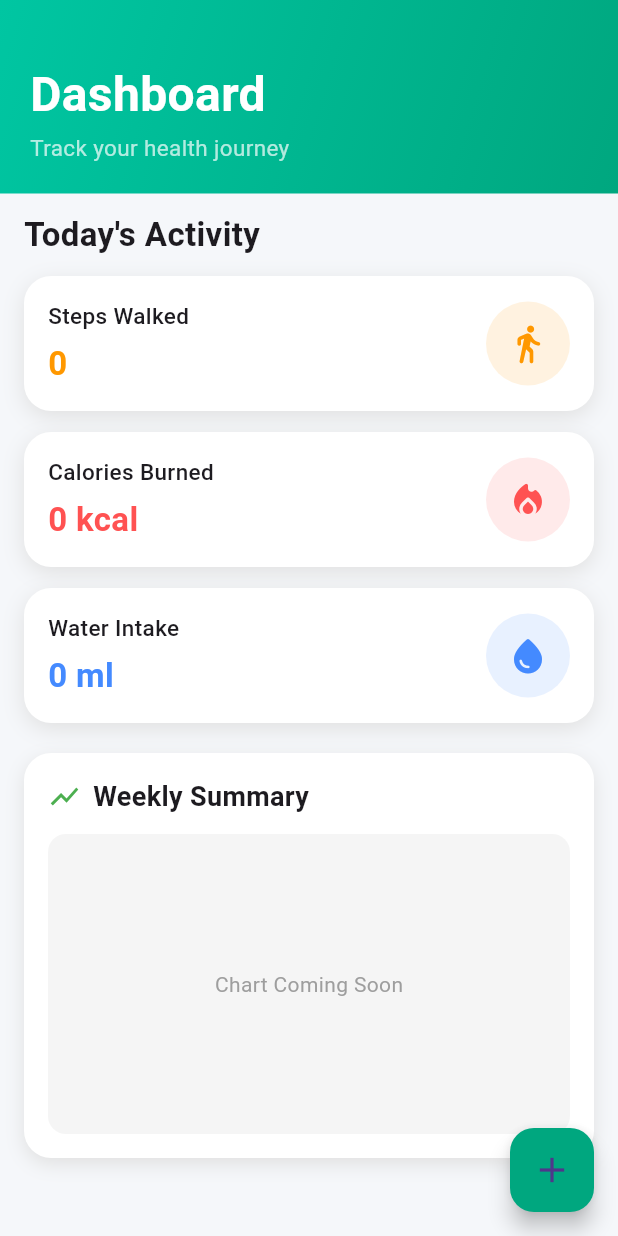
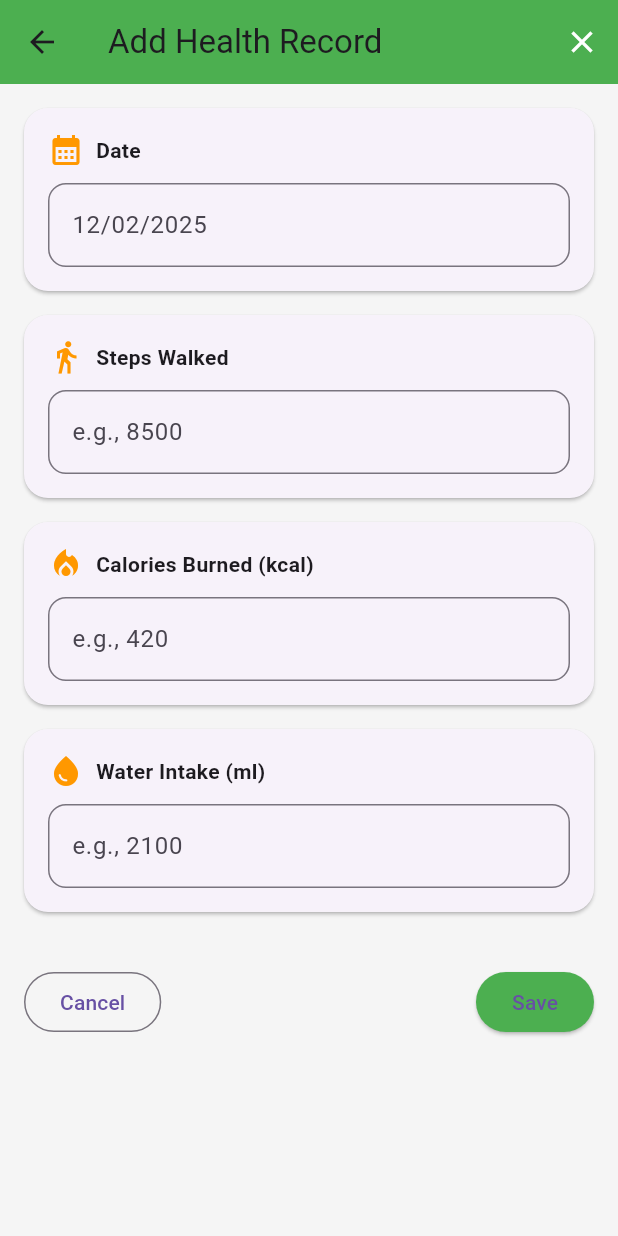
Before and after one commit to Ishini-Edirisinghe/MAD-CW-1-A, a Flutter app: the DashboardHome screen opened directly, after a tap on the "add" icon, on a phone screen of 412 x 824 dp. Run offline on Flutter 3.47's test engine with Material 3 defaults, Android fonts, the phone set to English and light mode, and no system bars.

Commit message:
add health record screen ui developments

```diff
--- /dev/null
+++ b/lib/features/add_health_record_screen.dart
@@ -0,0 +1,129 @@
+import 'package:flutter/material.dart';
+
+class AddHealthRecordScreen extends StatefulWidget {
+  const AddHealthRecordScreen({super.key});
+
+  @override
+  State<AddHealthRecordScreen> createState() => _AddHealthRecordScreenState();
+}
+
+class _AddHealthRecordScreenState extends State<AddHealthRecordScreen> {
+  final TextEditingController dateCtrl = TextEditingController();
+  final TextEditingController stepsCtrl = TextEditingController();
+  final TextEditingController caloriesCtrl = TextEditingController();
+  final TextEditingController waterCtrl = TextEditingController();
+
+  @override
+  Widget build(BuildContext context) {
+    return Scaffold(
+      backgroundColor: Colors.grey.shade100,
+      appBar: AppBar(
+        backgroundColor: Colors.green,
+        title: const Text("Add Health Record"),
+        actions: [
+          IconButton(
+            icon: const Icon(Icons.close, color: Colors.white),
+            onPressed: () => Navigator.pop(context),
+          ),
+        ],
+      ),
+
+      body: Padding(
+        padding: const EdgeInsets.all(16),
+        child: SingleChildScrollView(
+          child: Column(
+            children: [
+              _buildInputCard(
+                icon: Icons.calendar_month,
+                label: "Date",
+                controller: dateCtrl,
+                hint: "12/02/2025",
+              ),
+              _buildInputCard(
+                icon: Icons.directions_walk,
+                label: "Steps Walked",
+                controller: stepsCtrl,
+                hint: "e.g., 8500",
+              ),
+              _buildInputCard(
+                icon: Icons.local_fire_department,
+                label: "Calories Burned (kcal)",
+                controller: caloriesCtrl,
+                hint: "e.g., 420",
+              ),
+              _buildInputCard(
+                icon: Icons.water_drop,
+                label: "Water Intake (ml)",
+                controller: waterCtrl,
+                hint: "e.g., 2100",
+              ),
+
+              const SizedBox(height: 20),
+
+              Row(
+                mainAxisAlignment: MainAxisAlignment.spaceBetween,
+                children: [
+                  OutlinedButton(
+                    onPressed: () => Navigator.pop(context),
+                    child: const Text("Cancel"),
+                  ),
+                  ElevatedButton(
+                    style: ElevatedButton.styleFrom(
+                      backgroundColor: Colors.green,
+                      padding: const EdgeInsets.symmetric(horizontal: 24),
+                    ),
+                    onPressed: () {
+                      // save logic here
+                    },
+                    child: const Text("Save"),
+                  ),
+                ],
+              ),
+            ],
+          ),
+        ),
+      ),
+    );
+  }
+
+  Widget _buildInputCard({
+    required IconData icon,
+    required String label,
+    required TextEditingController controller,
+    required String hint,
+  }) {
+    return Card(
+      elevation: 1,
+      margin: const EdgeInsets.only(bottom: 16),
+      shape: RoundedRectangleBorder(borderRadius: BorderRadius.circular(16)),
+      child: Padding(
+        padding: const EdgeInsets.all(16),
+        child: Column(
+          crossAxisAlignment: CrossAxisAlignment.start,
+          children: [
+            Row(
+              children: [
+                Icon(icon, color: Colors.orange),
+                const SizedBox(width: 8),
+                Text(
+                  label,
+                  style: const TextStyle(fontWeight: FontWeight.w600),
+                ),
+              ],
+            ),
+            const SizedBox(height: 10),
+            TextField(
+              controller: controller,
+              decoration: InputDecoration(
+                hintText: hint,
+                border: OutlineInputBorder(
+                  borderRadius: BorderRadius.circular(12),
+                ),
+              ),
+            ),
+          ],
+        ),
+      ),
+    );
+  }
+}
--- a/lib/features/dashboard_screen.dart
+++ b/lib/features/dashboard_screen.dart
@@ -1,6 +1,7 @@
 import 'package:flutter/material.dart';
 import 'records_screen.dart';
 import 'profile_screen.dart';
+import 'add_health_record_screen.dart';
 
 class DashboardScreen extends StatefulWidget {
   const DashboardScreen({super.key});
@@ -185,7 +186,12 @@ class DashboardHome extends StatelessWidget {
 
       floatingActionButton: FloatingActionButton(
         backgroundColor: const Color(0xFF00A77F),
-        onPressed: () {},
+        onPressed: () {
+          Navigator.push(
+            context,
+            MaterialPageRoute(builder: (_) => const AddHealthRecordScreen()),
+          );
+        },
         child: const Icon(Icons.add, size: 28),
       ),
     );
```
